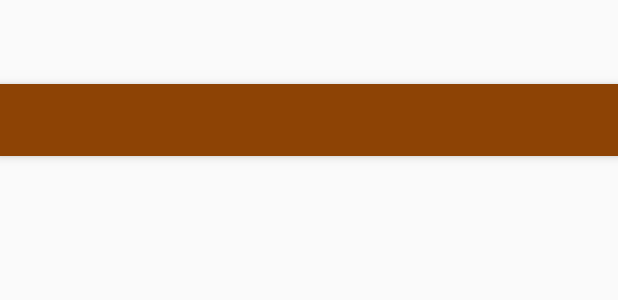
After one commit to shostler/BeerHub, an Android app: the layout activity_dashboard.xml on its own in the app's theme, with its tools: preview values and no code run, on a phone screen of 412 x 824 dp. The commit adds this screen. Shown: the top 300 px of the screen. Run offline under Robolectric (Android 15) with nearby library versions, the phone set to English and light mode, and no system bars.

Commit message:
Styles and more fun stuff

```diff
--- a/app/src/main/java/com/infusionsoft/beerhub/PersonalDashboardActivity.java
+++ b/app/src/main/java/com/infusionsoft/beerhub/PersonalDashboardActivity.java
@@ -4,9 +4,9 @@ import android.os.Bundle;
 import android.support.v7.app.AppCompatActivity;
 import android.util.Log;
 import android.view.View;
+import android.widget.TextView;
 import com.infusionsoft.beerhub.model.BeerDrinker;
 import com.infusionsoft.beerhub.model.BeerDrinkerFields;
-import android.widget.TextView;
 import io.realm.Realm;
 
 public class PersonalDashboardActivity extends AppCompatActivity {
@@ -28,6 +28,8 @@ public class PersonalDashboardActivity extends AppCompatActivity {
         drinker = realm.where(BeerDrinker.class)
             .equalTo(BeerDrinkerFields.PIN, pin)
             .findFirst();
+
+        setTitle(drinker.getNickName());
 
         realm.beginTransaction();
         drinker.setBeersAdded(373);
--- a/app/src/main/java/com/infusionsoft/beerhub/model/BeerDrinker.java
+++ b/app/src/main/java/com/infusionsoft/beerhub/model/BeerDrinker.java
@@ -1,6 +1,7 @@
 package com.infusionsoft.beerhub.model;
 
 import io.realm.RealmObject;
+import io.realm.annotations.PrimaryKey;
 
 /**
  * Created by stuart-hostler on 10/27/16.
@@ -15,6 +16,7 @@ public class BeerDrinker extends RealmObject {
 
     private int beersRemoved;
 
+    @PrimaryKey
     private String pin;
 
     private String nickName;
--- /dev/null
+++ b/app/src/main/res/layout/activity_dashboard.xml
@@ -0,0 +1,38 @@
+<?xml version="1.0" encoding="utf-8"?>
+<android.support.design.widget.CoordinatorLayout xmlns:android="http://schemas.android.com/apk/res/android"
+    xmlns:app="http://schemas.android.com/apk/res-auto"
+    xmlns:tools="http://schemas.android.com/tools"
+    android:id="@+id/main_content"
+    android:layout_width="match_parent"
+    android:layout_height="match_parent"
+    android:fitsSystemWindows="true"
+    tools:context="com.infusionsoft.beerhub.Dashboard"
+    >
+
+    <android.support.design.widget.AppBarLayout
+        android:id="@+id/appbar"
+        android:layout_width="match_parent"
+        android:layout_height="wrap_content"
+        android:theme="@style/AppTheme.AppBarOverlay"
+        >
+
+        <android.support.design.widget.TabLayout
+            android:id="@+id/tabs"
+            android:layout_width="match_parent"
+            android:layout_height="wrap_content"
+            app:tabGravity="fill"
+            app:tabMaxWidth="0dp"
+            app:tabMode="fixed"
+            >
+        </android.support.design.widget.TabLayout>
+
+    </android.support.design.widget.AppBarLayout>
+
+    <android.support.v4.view.ViewPager
+        android:id="@+id/container"
+        android:layout_width="match_parent"
+        android:layout_height="match_parent"
+        app:layout_behavior="@string/appbar_scrolling_view_behavior"
+        />
+
+</android.support.design.widget.CoordinatorLayout>
--- a/app/src/main/res/layout/pin_input_layout.xml
+++ b/app/src/main/res/layout/pin_input_layout.xml
@@ -5,8 +5,8 @@
     android:id="@+id/password"
     android:layout_width="match_parent"
     android:layout_height="match_parent"
-    android:background="@color/mine_shaft"
-    android:gravity="center_horizontal"
+    android:background="@color/colorPrimary"
+    android:gravity="center"
     android:orientation="vertical"
     android:paddingBottom="@dimen/activity_vertical_margin"
     android:paddingLeft="@dimen/activity_horizontal_margin"
--- /dev/null
+++ b/app/src/main/res/values-v21/styles.xml
@@ -0,0 +1,8 @@
+<resources>
+    <style name="AppTheme.NoActionBar">
+        <item name="windowActionBar">false</item>
+        <item name="windowNoTitle">true</item>
+        <item name="android:windowDrawsSystemBarBackgrounds">true</item>
+        <item name="android:statusBarColor">@android:color/transparent</item>
+    </style>
+</resources>
--- a/app/src/main/res/values/colors.xml
+++ b/app/src/main/res/values/colors.xml
@@ -1,6 +1,6 @@
 <?xml version="1.0" encoding="utf-8"?>
 <resources>
-    <color name="colorPrimary">#3F51B5</color>
-    <color name="colorPrimaryDark">#303F9F</color>
-    <color name="colorAccent">#FF4081</color>
+    <color name="colorPrimary">#8D4305</color>
+    <color name="colorPrimaryDark">#712808</color>
+    <color name="colorAccent">#F1A705</color>
 </resources>
--- a/app/src/main/res/values/dimens.xml
+++ b/app/src/main/res/values/dimens.xml
@@ -2,4 +2,6 @@
     <!-- Default screen margins, per the Android Design guidelines. -->
     <dimen name="activity_horizontal_margin">16dp</dimen>
     <dimen name="activity_vertical_margin">16dp</dimen>
+    <dimen name="fab_margin">16dp</dimen>
+    <dimen name="appbar_padding_top">8dp</dimen>
 </resources>
--- a/app/src/main/res/values/strings.xml
+++ b/app/src/main/res/values/strings.xml
@@ -1,3 +1,9 @@
 <resources>
     <string name="app_name">BeerHub</string>
+    <string name="title_activity_dashboard">Dashboard</string>
+    <string name="action_settings">Settings</string>
+    <string name="section_format">Hello World from section: %1$d</string>
+
+    <string name="sign_in_label">Sign In</string>
+    <string name="leaderboards_label">Leaderboards</string>
 </resources>
--- a/app/src/main/res/values/styles.xml
+++ b/app/src/main/res/values/styles.xml
@@ -8,4 +8,17 @@
         <item name="colorAccent">@color/colorAccent</item>
     </style>
 
+    <style name="AppTheme.Signin">
+        <item name="windowActionBar">false</item>
+        <item name="windowNoTitle">true</item>
+    </style>
+    <style name="AppTheme.NoActionBar">
+        <item name="windowActionBar">false</item>
+        <item name="windowNoTitle">true</item>
+    </style>
+    <style name="AppTheme.AppBarOverlay"
+        parent="ThemeOverlay.AppCompat.Dark.ActionBar" />
+    <style name="AppTheme.PopupOverlay"
+        parent="ThemeOverlay.AppCompat.Light" />
+
 </resources>
```
Also changed, not shown: app/src/main/AndroidManifest.xml (+8 -3 lines), app/src/main/java/com/infusionsoft/beerhub/Dashboard.java (added, +62 -0 lines), app/src/main/java/com/infusionsoft/beerhub/LeaderBoardsFragment.java (added, +21 -0 lines), app/src/main/java/com/infusionsoft/beerhub/SigninFragment.java (added, +81 -0 lines), app/src/main/res/layout/fragment_dashboard.xml (added, +18 -0 lines), app/src/main/res/menu/menu_dashboard.xml (added, +12 -0 lines).
